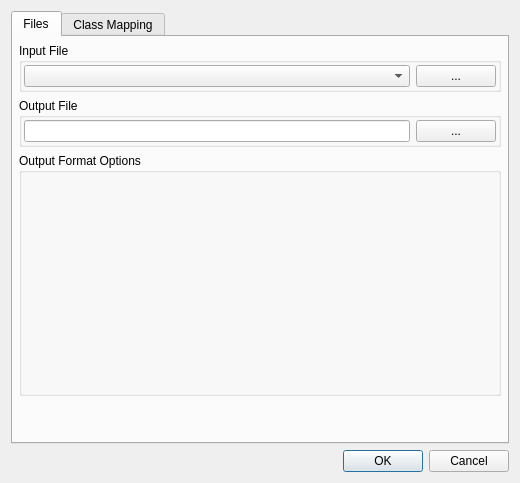
Before: the Qt Designer form enmapbox/coreapps/reclassifyapp/reclassifydialog.ui in jakimowb/enmapbox_testmigration2, drawn with Qt 5.
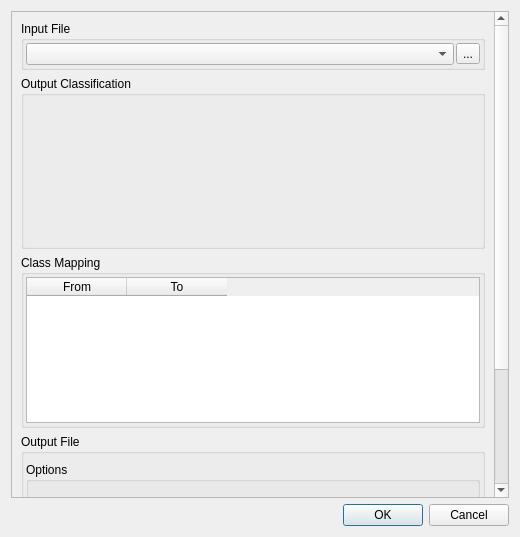
After: the same form once the commit is applied. The open tabs and pages were chosen to show the change. Icons and pictures are not drawn. Custom widgets are drawn as their Qt base class.

The edit to the form file:
```diff
--- a/enmapbox/coreapps/reclassifyapp/reclassifydialog.ui
+++ b/enmapbox/coreapps/reclassifyapp/reclassifydialog.ui
@@ -7,85 +7,46 @@
     <x>0</x>
     <y>0</y>
     <width>520</width>
-    <height>483</height>
+    <height>537</height>
    </rect>
   </property>
   <property name="windowTitle">
    <string>Reclassify Settings</string>
   </property>
+  <property name="sizeGripEnabled">
+   <bool>false</bool>
+  </property>
   <layout class="QVBoxLayout" name="verticalLayout">
    <item>
-    <widget class="QTabWidget" name="tabWidget">
-     <property name="tabPosition">
-      <enum>QTabWidget::North</enum>
-     </property>
-     <property name="currentIndex">
-      <number>1</number>
-     </property>
-     <property name="movable">
+    <widget class="QScrollArea" name="scrollArea">
+     <property name="widgetResizable">
       <bool>true</bool>
      </property>
-     <widget class="QWidget" name="tabFiles">
-      <attribute name="title">
-       <string>Files</string>
-      </attribute>
+     <widget class="QWidget" name="scrollAreaWidgetContents">
+      <property name="geometry">
+       <rect>
+        <x>0</x>
+        <y>0</y>
+        <width>483</width>
+        <height>514</height>
+       </rect>
+      </property>
+      <property name="sizePolicy">
+       <sizepolicy hsizetype="Minimum" vsizetype="Minimum">
+        <horstretch>0</horstretch>
+        <verstretch>0</verstretch>
+       </sizepolicy>
+      </property>
       <layout class="QVBoxLayout" name="verticalLayout_2">
-       <property name="leftMargin">
-        <number>6</number>
-       </property>
-       <property name="topMargin">
-        <number>6</number>
-       </property>
-       <property name="rightMargin">
-        <number>6</number>
-       </property>
-       <property name="bottomMargin">
-        <number>6</number>
-       </property>
        <item>
         <widget class="QGroupBox" name="groupBox">
          <property name="title">
           <string>Input File</string>
          </property>
          <layout class="QHBoxLayout" name="horizontalLayout">
-          <property name="leftMargin">
+          <property name="spacing">
            <number>2</number>
           </property>
-          <property name="topMargin">
-           <number>2</number>
-          </property>
-          <property name="rightMargin">
-           <number>2</number>
-          </property>
-          <property name="bottomMargin">
-           <number>2</number>
-          </property>
-          <item>
-           <widget class="QComboBox" name="mapLayerComboBox">
-            <property name="sizePolicy">
-             <sizepolicy hsizetype="Preferred" vsizetype="Fixed">
-              <horstretch>2</horstretch>
-              <verstretch>0</verstretch>
-             </sizepolicy>
-            </property>
-           </widget>
-          </item>
-          <item>
-           <widget class="QPushButton" name="btnSelectSrcfile">
-            <property name="text">
-             <string>...</string>
-            </property>
-           </widget>
-          </item>
-         </layout>
-        </widget>
-       </item>
-       <item>
-        <widget class="QGroupBox" name="groupBoxFileSettings">
-         <property name="title">
-          <string>Output File</string>
-         </property>
-         <layout class="QHBoxLayout" name="horizontalLayout_2">
           <property name="leftMargin">
            <number>2</number>
           </property>
@@ -99,10 +60,10 @@
            <number>2</number>
           </property>
           <item>
-           <widget class="QLineEdit" name="tbDstFile"/>
+           <widget class="QgsMapLayerComboBox" name="mapLayerComboBox"/>
           </item>
           <item>
-           <widget class="QPushButton" name="btnSelectDstFile">
+           <widget class="QToolButton" name="btnSelectSrcfile">
             <property name="text">
              <string>...</string>
             </property>
@@ -119,66 +80,18 @@
            <verstretch>1</verstretch>
           </sizepolicy>
          </property>
-         <property name="title">
-          <string>Output Format Options</string>
-         </property>
-         <property name="collapsed">
-          <bool>false</bool>
-         </property>
-         <layout class="QVBoxLayout" name="verticalLayout_3">
-          <item>
-           <widget class="QgsRasterFormatSaveOptionsWidget" name="widgetDstFile" native="true">
-            <property name="sizePolicy">
-             <sizepolicy hsizetype="Preferred" vsizetype="Preferred">
-              <horstretch>0</horstretch>
-              <verstretch>1</verstretch>
-             </sizepolicy>
-            </property>
-            <property name="minimumSize">
-             <size>
-              <width>10</width>
-              <height>50</height>
-             </size>
-            </property>
-           </widget>
-          </item>
-         </layout>
-        </widget>
-       </item>
-       <item>
-        <spacer name="verticalSpacer">
-         <property name="orientation">
-          <enum>Qt::Vertical</enum>
-         </property>
-         <property name="sizeHint" stdset="0">
-          <size>
-           <width>20</width>
-           <height>40</height>
-          </size>
-         </property>
-        </spacer>
-       </item>
-      </layout>
-     </widget>
-     <widget class="QWidget" name="tabReclassification">
-      <attribute name="title">
-       <string>Class Mapping</string>
-      </attribute>
-      <layout class="QVBoxLayout" name="verticalLayout_5">
-       <item>
-        <widget class="QgsCollapsibleGroupBox" name="groupBoxTargetClassification">
-         <property name="sizePolicy">
-          <sizepolicy hsizetype="Preferred" vsizetype="Preferred">
-           <horstretch>0</horstretch>
-           <verstretch>2</verstretch>
-          </sizepolicy>
-         </property>
          <property name="minimumSize">
           <size>
            <width>0</width>
            <height>0</height>
           </size>
          </property>
+         <property name="maximumSize">
+          <size>
+           <width>16777215</width>
+           <height>16777215</height>
+          </size>
+         </property>
          <property name="title">
           <string>Output Classification</string>
          </property>
@@ -206,26 +119,44 @@
               <verstretch>1</verstretch>
              </sizepolicy>
             </property>
+            <property name="minimumSize">
+             <size>
+              <width>0</width>
+              <height>100</height>
+             </size>
+            </property>
            </widget>
           </item>
          </layout>
         </widget>
        </item>
        <item>
-        <widget class="QGroupBox" name="groupBox_2">
+        <widget class="QgsCollapsibleGroupBox" name="gbClassMapping">
          <property name="sizePolicy">
           <sizepolicy hsizetype="Preferred" vsizetype="Preferred">
            <horstretch>0</horstretch>
-           <verstretch>2</verstretch>
+           <verstretch>1</verstretch>
           </sizepolicy>
          </property>
-         <property name="toolTip">
+         <property name="minimumSize">
+          <size>
+           <width>0</width>
+           <height>0</height>
+          </size>
+         </property>
+         <property name="maximumSize">
+          <size>
+           <width>16777215</width>
+           <height>300</height>
+          </size>
+         </property>
+         <property name="whatsThis">
           <string/>
          </property>
          <property name="title">
           <string>Class Mapping</string>
          </property>
-         <layout class="QHBoxLayout" name="horizontalLayout_3">
+         <layout class="QVBoxLayout" name="verticalLayout_4">
           <property name="spacing">
            <number>2</number>
           </property>
@@ -271,7 +202,75 @@
         </widget>
        </item>
        <item>
-        <spacer name="verticalSpacer_2">
+        <widget class="QGroupBox" name="gbOutputFile">
+         <property name="title">
+          <string>Output File</string>
+         </property>
+         <layout class="QVBoxLayout" name="verticalLayout_5">
+          <property name="leftMargin">
+           <number>2</number>
+          </property>
+          <property name="topMargin">
+           <number>2</number>
+          </property>
+          <property name="rightMargin">
+           <number>2</number>
+          </property>
+          <property name="bottomMargin">
+           <number>2</number>
+          </property>
+          <item>
+           <widget class="QgsFileWidget" name="dstFileWidget">
+            <property name="sizePolicy">
+             <sizepolicy hsizetype="Preferred" vsizetype="Fixed">
+              <horstretch>0</horstretch>
+              <verstretch>0</verstretch>
+             </sizepolicy>
+            </property>
+            <property name="dialogTitle">
+             <string>Specify output classification path</string>
+            </property>
+           </widget>
+          </item>
+          <item>
+           <widget class="QgsCollapsibleGroupBox" name="gbOutputOptions">
+            <property name="sizePolicy">
+             <sizepolicy hsizetype="Preferred" vsizetype="Preferred">
+              <horstretch>0</horstretch>
+              <verstretch>1</verstretch>
+             </sizepolicy>
+            </property>
+            <property name="title">
+             <string>Options</string>
+            </property>
+            <property name="collapsed">
+             <bool>true</bool>
+            </property>
+            <layout class="QVBoxLayout" name="verticalLayout_3">
+             <item>
+              <widget class="QgsRasterFormatSaveOptionsWidget" name="widgetOutputOptions" native="true">
+               <property name="sizePolicy">
+                <sizepolicy hsizetype="Preferred" vsizetype="Preferred">
+                 <horstretch>0</horstretch>
+                 <verstretch>1</verstretch>
+                </sizepolicy>
+               </property>
+               <property name="minimumSize">
+                <size>
+                 <width>10</width>
+                 <height>100</height>
+                </size>
+               </property>
+              </widget>
+             </item>
+            </layout>
+           </widget>
+          </item>
+         </layout>
+        </widget>
+       </item>
+       <item>
+        <spacer name="verticalSpacer">
          <property name="orientation">
           <enum>Qt::Vertical</enum>
          </property>
@@ -303,6 +302,16 @@
    <header>qgscollapsiblegroupbox.h</header>
    <container>1</container>
   </customwidget>
+  <customwidget>
+   <class>QgsFileWidget</class>
+   <extends>QWidget</extends>
+   <header>qgsfilewidget.h</header>
+  </customwidget>
+  <customwidget>
+   <class>QgsMapLayerComboBox</class>
+   <extends>QComboBox</extends>
+   <header>qgsmaplayercombobox.h</header>
+  </customwidget>
   <customwidget>
    <class>ClassificationSchemeWidget</class>
    <extends>QWidget</extends>
```
Left out of the diff: 31 changed lines with no effect on the pictures.
